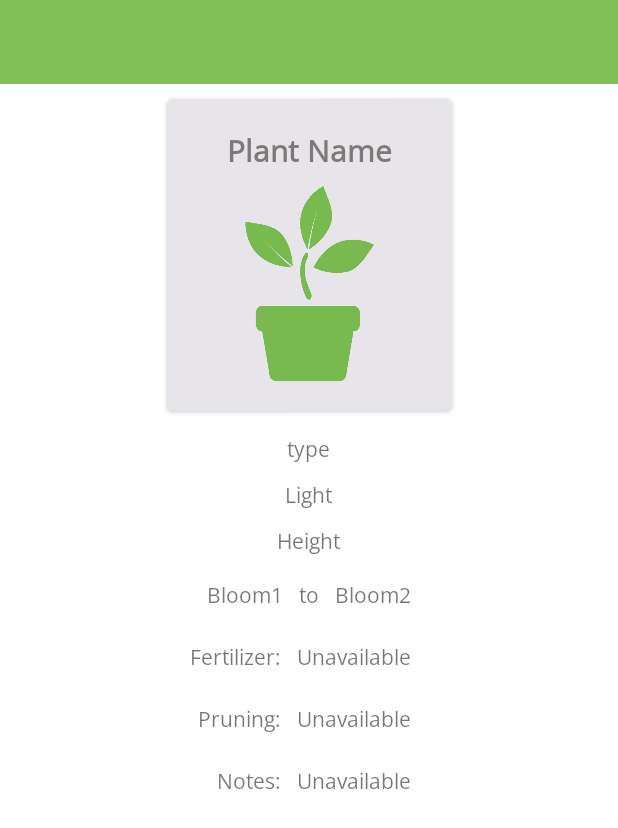
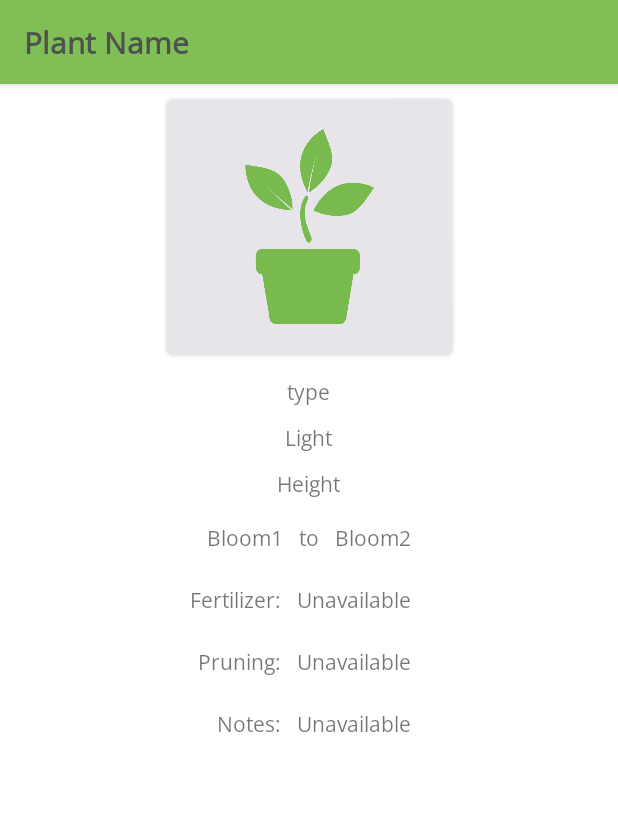
Before and after one commit to wilana/GardenGatherer, an Android app: the layout activity_individual_plant.xml on its own in the app's theme, with its tools: preview values and no code run, on a phone screen of 412 x 824 dp. Shown: the top 828 px of the screen. Run offline under Robolectric (Android 15) with nearby library versions, the phone set to English and light mode, and no system bars; Roboto replaces fonts that are not available here.

Commit message:
Toolbar Titles now reflect the current page as per material ui recommendations. After a ton of research, the cardviews used in garden and plant recyclers now change colors on press using a color resource file.

```diff
--- a/app/src/main/java/com/WSM1120464/gardengatherer/GardenSaveActivity.kt
+++ b/app/src/main/java/com/WSM1120464/gardengatherer/GardenSaveActivity.kt
@@ -26,7 +26,7 @@ class GardenSaveActivity : AppCompatActivity() {
         setContentView(binding.root)
 
         // set up toolbar
-        setSupportActionBar(binding.mainToolBar.topToolbar)
+        setSupportActionBar(binding.topToolbar)
         supportActionBar?.setDisplayHomeAsUpEnabled(true)
 
         // user info for querying db
--- a/app/src/main/java/com/WSM1120464/gardengatherer/IndividualPlantActivity.kt
+++ b/app/src/main/java/com/WSM1120464/gardengatherer/IndividualPlantActivity.kt
@@ -25,7 +25,7 @@ class IndividualPlantActivity : AppCompatActivity() {
         setContentView(binding.root)
 
         // setup toolbar
-        setSupportActionBar(binding.mainToolBar.topToolbar)
+        setSupportActionBar(binding.topToolbar)
         supportActionBar?.setDisplayHomeAsUpEnabled(true)
 
         // get the plant to look for
@@ -55,7 +55,7 @@ class IndividualPlantActivity : AppCompatActivity() {
                 val plant = document.toObject(Plant::class.java)
 
                 plant?.let {
-                    binding.textViewPlantName.text = plant.plantName
+                    binding.topToolbar.title = plant.plantName
                     binding.textViewPlantType.text = plant.plantType
                     binding.textViewPlantLight.text = plant.plantLight
                     binding.textViewPlantHeight.text = plant.plantHeight
--- a/app/src/main/java/com/WSM1120464/gardengatherer/PlantSaveActivity.kt
+++ b/app/src/main/java/com/WSM1120464/gardengatherer/PlantSaveActivity.kt
@@ -25,7 +25,7 @@ class PlantSaveActivity : AppCompatActivity() {
         setContentView(binding.root)
 
         // set up toolbar
-        setSupportActionBar(binding.mainToolBar.topToolbar)
+        setSupportActionBar(binding.topToolbar)
         supportActionBar?.setDisplayHomeAsUpEnabled(true)
 
         // get garden to add to
--- a/app/src/main/res/layout/activity_individual_plant.xml
+++ b/app/src/main/res/layout/activity_individual_plant.xml
@@ -18,13 +18,25 @@
 <!--        app:layout_constraintStart_toStartOf="parent"-->
 <!--        app:layout_constraintTop_toTopOf="parent" />-->
 
-    <include
+    <com.google.android.material.appbar.AppBarLayout
         android:id="@+id/mainToolBar"
-        layout="@layout/toolbar_main"
         android:layout_width="match_parent"
         android:layout_height="wrap_content"
         app:layout_constraintStart_toStartOf="parent"
-        app:layout_constraintTop_toTopOf="parent"/>
+        app:layout_constraintTop_toTopOf="parent">
+
+        <com.google.android.material.appbar.MaterialToolbar
+            android:id="@+id/topToolbar"
+            android:layout_width="match_parent"
+            android:layout_height="?attr/actionBarSize"
+            android:background="?attr/colorPrimary"
+            app:title="@string/plant_name"
+            app:titleTextAppearance="@style/TextAppearance.AppCompat.Headline"
+            android:elevation="@dimen/toolbar_elevation"
+            app:titleTextColor="#4F514F"
+            app:layout_constraintStart_toStartOf="parent"
+            app:layout_constraintTop_toTopOf="parent" />
+    </com.google.android.material.appbar.AppBarLayout>
 
     <androidx.cardview.widget.CardView
         android:id="@+id/cardView"
@@ -38,24 +50,10 @@
         app:layout_constraintStart_toStartOf="parent"
         app:layout_constraintTop_toBottomOf="@+id/mainToolBar">
 
-        <LinearLayout
-            android:layout_width="match_parent"
-            android:layout_height="match_parent"
-            android:orientation="vertical">
-
-            <TextView
-                android:id="@+id/textViewPlantName"
-                android:layout_width="match_parent"
-                android:layout_height="wrap_content"
-                android:layout_marginBottom="@dimen/button_margins"
-                style="@style/TextAppearance.AppCompat.Headline"
-                tools:text="Plant Name" />
-
-            <ImageView
-                android:layout_width="@dimen/adding_image_width"
-                android:layout_height="@dimen/adding_image_height"
-                app:srcCompat="@drawable/little_seedling" />
-        </LinearLayout>
+        <ImageView
+            android:layout_width="@dimen/adding_image_width"
+            android:layout_height="@dimen/adding_image_height"
+            app:srcCompat="@drawable/little_seedling" />
 
     </androidx.cardview.widget.CardView>
 
--- a/app/src/main/res/layout/toolbar_main.xml
+++ /dev/null
@@ -1,18 +0,0 @@
-<?xml version="1.0" encoding="utf-8"?>
-<androidx.constraintlayout.widget.ConstraintLayout
-    xmlns:android="http://schemas.android.com/apk/res/android"
-    xmlns:app="http://schemas.android.com/apk/res-auto"
-    android:layout_width="match_parent"
-    android:layout_height="wrap_content">
-
-    <com.google.android.material.appbar.MaterialToolbar
-        android:layout_width="match_parent"
-        android:layout_height="?attr/actionBarSize"
-        app:layout_constraintStart_toStartOf="parent"
-        app:layout_constraintTop_toTopOf="parent"
-        android:id="@+id/topToolbar"
-        android:background="?attr/colorPrimary"
-        android:elevation="4dp"
-        />
-
-</androidx.constraintlayout.widget.ConstraintLayout>
--- a/app/src/main/res/values/colors.xml
+++ b/app/src/main/res/values/colors.xml
@@ -20,5 +20,6 @@
     <color name="grayTextColor">#FF7C7979</color>
     <color name="mediumGray">#A9A9A9</color>
     <color name="lightGray">#E7E5EA</color>
+    <color name="card_color">#E7E5EA</color>
 
 </resources>
--- a/app/src/main/res/values/dimens.xml
+++ b/app/src/main/res/values/dimens.xml
@@ -12,4 +12,7 @@
     <dimen name="margin_20">20dp</dimen>
     <dimen name="margin_top_2">50dp</dimen>
     <dimen name="fab_margin">16dp</dimen>
+    <dimen name="card_corner_radius">8dp</dimen>
+    <dimen name="card_content_padding">12dp</dimen>
+    <dimen name="toolbar_elevation">4dp</dimen>
 </resources>
```
Also changed, not shown: app/src/main/java/com/WSM1120464/gardengatherer/MainActivity.kt (+6 -5 lines), app/src/main/java/com/WSM1120464/gardengatherer/PlantsActivity.kt (+6 -6 lines), app/src/main/res/color/card_select.xml (added, +7 -0 lines), app/src/main/res/drawable/search_icon.xml (added, +10 -0 lines), app/src/main/res/layout/activity_garden_save.xml (+15 -3 lines), app/src/main/res/layout/activity_main.xml (+33 -14 lines), app/src/main/res/layout/activity_plant_save.xml (+17 -5 lines), app/src/main/res/layout/activity_plants.xml (+28 -16 lines), app/src/main/res/layout/activity_sign_in.xml (+20 -0 lines), app/src/main/res/layout/item_garden_list.xml (+4 -7 lines), app/src/main/res/layout/item_plant_list.xml (+4 -6 lines), app/src/main/res/menu/main_menu.xml (+6 -6 lines), app/src/main/res/values/styles.xml (+11 -0 lines).
